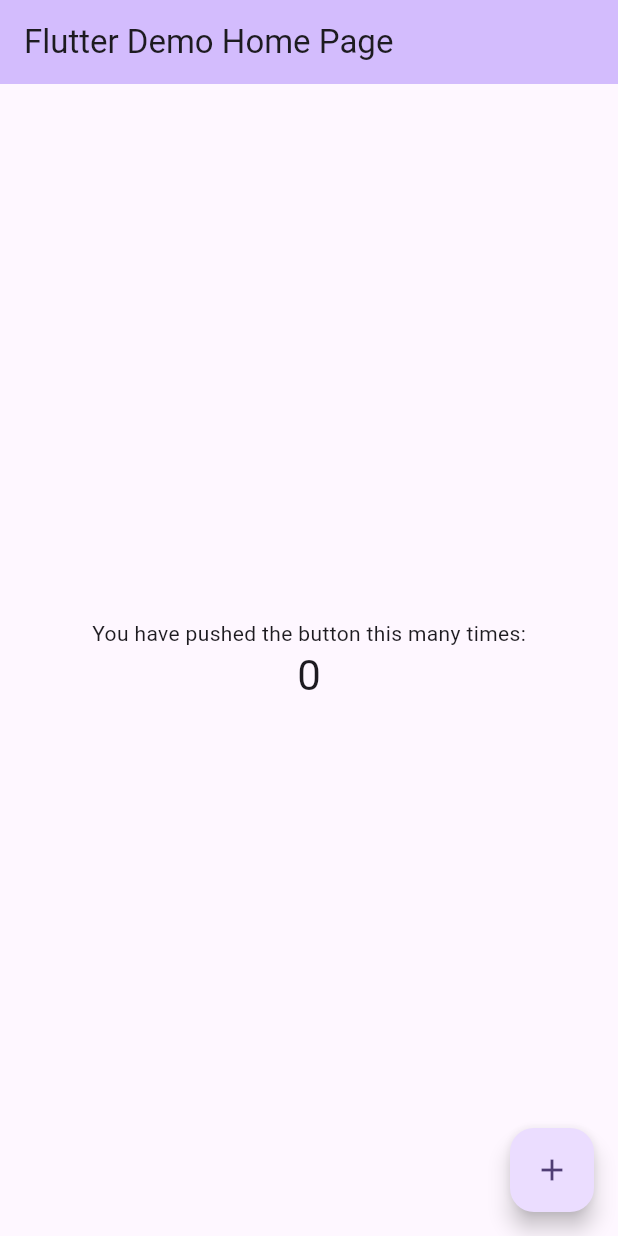
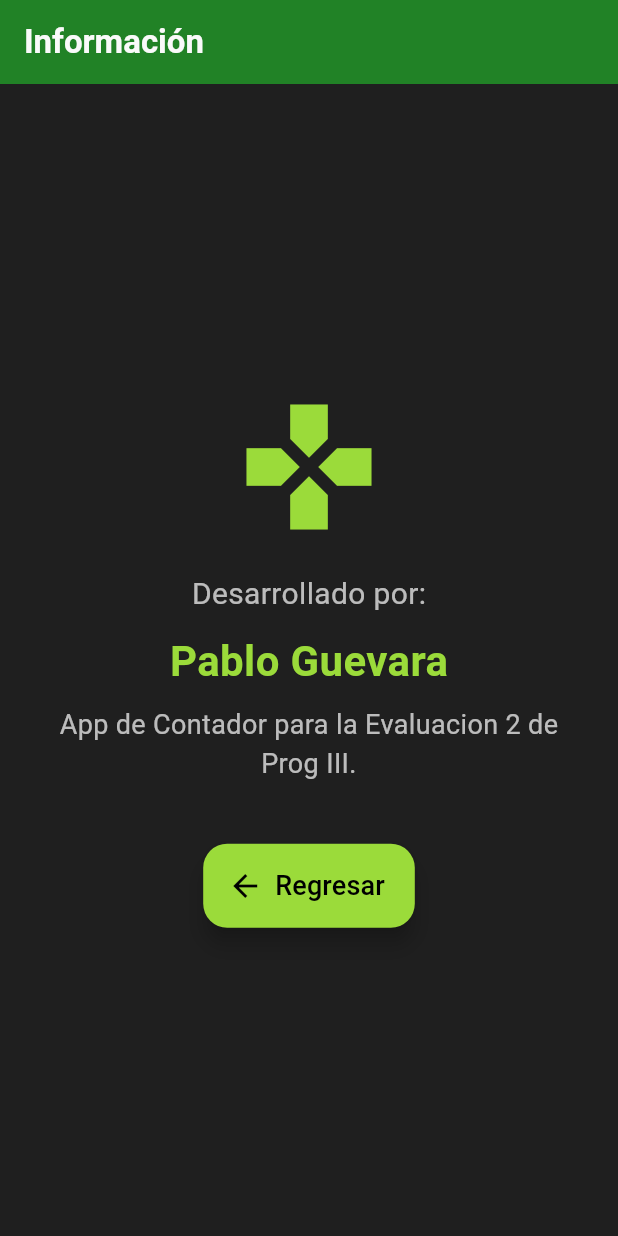
Before and after one commit to Pabloguevara10/ContadorApp_PabloGuevara, a Flutter app: the screen it shows after launch, on a phone screen of 412 x 824 dp. Run offline on Flutter 3.47's test engine with Material 3 defaults, Android fonts, the phone set to English and light mode, and no system bars.

Commit message:
creacion de carpeta de screens e inicializacion del main

```diff
--- a/contadorpablo/lib/main.dart
+++ b/contadorpablo/lib/main.dart
@@ -1,4 +1,7 @@
 import 'package:flutter/material.dart';
+import 'screens/info_screen.dart';
+import 'screens/home_screen.dart';
+
 
 void main() {
   runApp(const MyApp());
@@ -7,116 +10,65 @@ void main() {
 class MyApp extends StatelessWidget {
   const MyApp({super.key});
 
-  // This widget is the root of your application.
+  // Defino los colores estilo Xbox que me proporcionó Gemini AI
+  static const Color xboxGreen = Color(0xFF107C10);
+  static const Color xboxLightGreen = Color(0xFF9BDB3A);
+  static const Color xboxDarkBg = Color(0xFF1F1F1F);
+  static const Color xboxLightText = Color(0xFFFAFAFA);
+
   @override
   Widget build(BuildContext context) {
     return MaterialApp(
-      title: 'Flutter Demo',
+      // Con esto se elimina la cinta de "Debug"
+      debugShowCheckedModeBanner: false,
+      title: 'Contador App',
+
+      // Aquí definimos el Tema Xbox Proporcionado por Gemini AI
       theme: ThemeData(
-        // This is the theme of your application.
-        //
-        // TRY THIS: Try running your application with "flutter run". You'll see
-        // the application has a purple toolbar. Then, without quitting the app,
-        // try changing the seedColor in the colorScheme below to Colors.green
-        // and then invoke "hot reload" (save your changes or press the "hot
-        // reload" button in a Flutter-supported IDE, or press "r" if you used
-        // the command line to start the app).
-        //
-        // Notice that the counter didn't reset back to zero; the application
-        // state is not lost during the reload. To reset the state, use hot
-        // restart instead.
-        //
-        // This works for code too, not just values: Most code changes can be
-        // tested with just a hot reload.
-        colorScheme: ColorScheme.fromSeed(seedColor: Colors.deepPurple),
+        brightness: Brightness.dark, // Modo oscuro por defecto
+        primaryColor: xboxGreen,
+        scaffoldBackgroundColor: xboxDarkBg, // Fondo de la app
+
+        // Estilo de la AppBar
+        appBarTheme: const AppBarTheme(
+          backgroundColor: xboxGreen,
+          elevation: 4,
+          titleTextStyle: TextStyle(
+            color: xboxLightText,
+            fontSize: 22,
+            fontWeight: FontWeight.bold,
+          ),
+          iconTheme: IconThemeData(color: xboxLightText),
+        ),
+
+        // Estilo del texto
+        textTheme: const TextTheme(
+          bodyMedium: TextStyle(color: xboxLightText, fontSize: 18),
+          displayLarge: TextStyle(
+            color: xboxLightGreen, // Color del número grande
+            fontSize: 100,
+            fontWeight: FontWeight.bold,
+          ),
+        ),
+
+        // FloatingActionButtons del Sistema
+        floatingActionButtonTheme: const FloatingActionButtonThemeData(
+          backgroundColor: xboxGreen, // Fondo
+          foregroundColor: xboxLightText, // Iconos
+          shape: RoundedRectangleBorder(
+            borderRadius: BorderRadius.all(Radius.circular(16)),
+          ),
+        ),
       ),
-      home: const MyHomePage(title: 'Flutter Demo Home Page'),
+
+      // ruta inicial
+      initialRoute: 'info',
+
+      // rutas de navegación
+      routes: {
+        'home': (context) => const HomeScreen(),
+        'info': (context) => const InfoScreen(),
+      },
     );
   }
 }
-
-class MyHomePage extends StatefulWidget {
-  const MyHomePage({super.key, required this.title});
-
-  // This widget is the home page of your application. It is stateful, meaning
-  // that it has a State object (defined below) that contains fields that affect
-  // how it looks.
-
-  // This class is the configuration for the state. It holds the values (in this
-  // case the title) provided by the parent (in this case the App widget) and
-  // used by the build method of the State. Fields in a Widget subclass are
-  // always marked "final".
-
-  final String title;
-
-  @override
-  State<MyHomePage> createState() => _MyHomePageState();
-}
-
-class _MyHomePageState extends State<MyHomePage> {
-  int _counter = 0;
-
-  void _incrementCounter() {
-    setState(() {
-      // This call to setState tells the Flutter framework that something has
-      // changed in this State, which causes it to rerun the build method below
-      // so that the display can reflect the updated values. If we changed
-      // _counter without calling setState(), then the build method would not be
-      // called again, and so nothing would appear to happen.
-      _counter++;
-    });
-  }
-
-  @override
-  Widget build(BuildContext context) {
-    // This method is rerun every time setState is called, for instance as done
-    // by the _incrementCounter method above.
-    //
-    // The Flutter framework has been optimized to make rerunning build methods
-    // fast, so that you can just rebuild anything that needs updating rather
-    // than having to individually change instances of widgets.
-    return Scaffold(
-      appBar: AppBar(
-        // TRY THIS: Try changing the color here to a specific color (to
-        // Colors.amber, perhaps?) and trigger a hot reload to see the AppBar
-        // change color while the other colors stay the same.
-        backgroundColor: Theme.of(context).colorScheme.inversePrimary,
-        // Here we take the value from the MyHomePage object that was created by
-        // the App.build method, and use it to set our appbar title.
-        title: Text(widget.title),
-      ),
-      body: Center(
-        // Center is a layout widget. It takes a single child and positions it
-        // in the middle of the parent.
-        child: Column(
-          // Column is also a layout widget. It takes a list of children and
-          // arranges them vertically. By default, it sizes itself to fit its
-          // children horizontally, and tries to be as tall as its parent.
-          //
-          // Column has various properties to control how it sizes itself and
-          // how it positions its children. Here we use mainAxisAlignment to
-          // center the children vertically; the main axis here is the vertical
-          // axis because Columns are vertical (the cross axis would be
-          // horizontal).
-          //
-          // TRY THIS: Invoke "debug painting" (choose the "Toggle Debug Paint"
-          // action in the IDE, or press "p" in the console), to see the
-          // wireframe for each widget.
-          mainAxisAlignment: MainAxisAlignment.center,
-          children: <Widget>[
-            const Text('You have pushed the button this many times:'),
-            Text(
-              '$_counter',
-              style: Theme.of(context).textTheme.headlineMedium,
-            ),
-          ],
-        ),
-      ),
-      floatingActionButton: FloatingActionButton(
-        onPressed: _incrementCounter,
-        tooltip: 'Increment',
-        child: const Icon(Icons.add),
-      ), // This trailing comma makes auto-formatting nicer for build methods.
-    );
-  }
-}
--- /dev/null
+++ b/contadorpablo/lib/screens/info_screen.dart
@@ -0,0 +1,70 @@
+import 'package:flutter/material.dart';
+import '../main.dart'; // Importamos main.dart para usar los colores
+
+class InfoScreen extends StatelessWidget {
+  const InfoScreen({super.key});
+
+  @override
+  Widget build(BuildContext context) {
+    return Scaffold(
+      appBar: AppBar(
+        title: const Text('Información'),
+        // Al ser un appbar, deberia tener una flecha de "regresar" automáticamente
+      ),
+      body: Center(
+        child: Padding(
+          padding: const EdgeInsets.all(20.0),
+          child: Column(
+            mainAxisAlignment: MainAxisAlignment.center,
+            children: [
+              const Icon(
+                Icons.gamepad_sharp,
+                size: 100,
+                color: MyApp.xboxLightGreen,
+              ),
+              const SizedBox(height: 20),
+
+              const Text(
+                'Desarrollado por:',
+                style: TextStyle(fontSize: 20, color: Colors.white70),
+              ),
+              const SizedBox(height: 10),
+
+
+              const Text(
+                'Pablo Guevara',
+                style: TextStyle(
+                  fontSize: 28,
+                  fontWeight: FontWeight.bold,
+                  color: MyApp.xboxLightGreen,
+                ),
+              ),
+
+
+              const SizedBox(height: 10),
+              const Text(
+                'App de Contador para la Evaluacion 2 de Prog III.',
+                textAlign: TextAlign.center,
+                style: TextStyle(fontSize: 18, color: Colors.white70),
+              ),
+
+              const SizedBox(height: 40),
+
+              // Botón para regresar
+              FloatingActionButton.extended(
+                onPressed: () {
+                  // Cierra la pantalla y regresa a la (HomeScreen)
+                  Navigator.pop(context);
+                },
+                label: const Text('Regresar', style: TextStyle(fontSize: 18)),
+                icon: const Icon(Icons.arrow_back),
+                backgroundColor: MyApp.xboxLightGreen,
+                foregroundColor: Colors.black,
+              ),
+            ],
+          ),
+        ),
+      ),
+    );
+  }
+}
```
Also changed, not shown: contadorpablo/lib/screens/home_screen.dart (added, +146 -0 lines).
